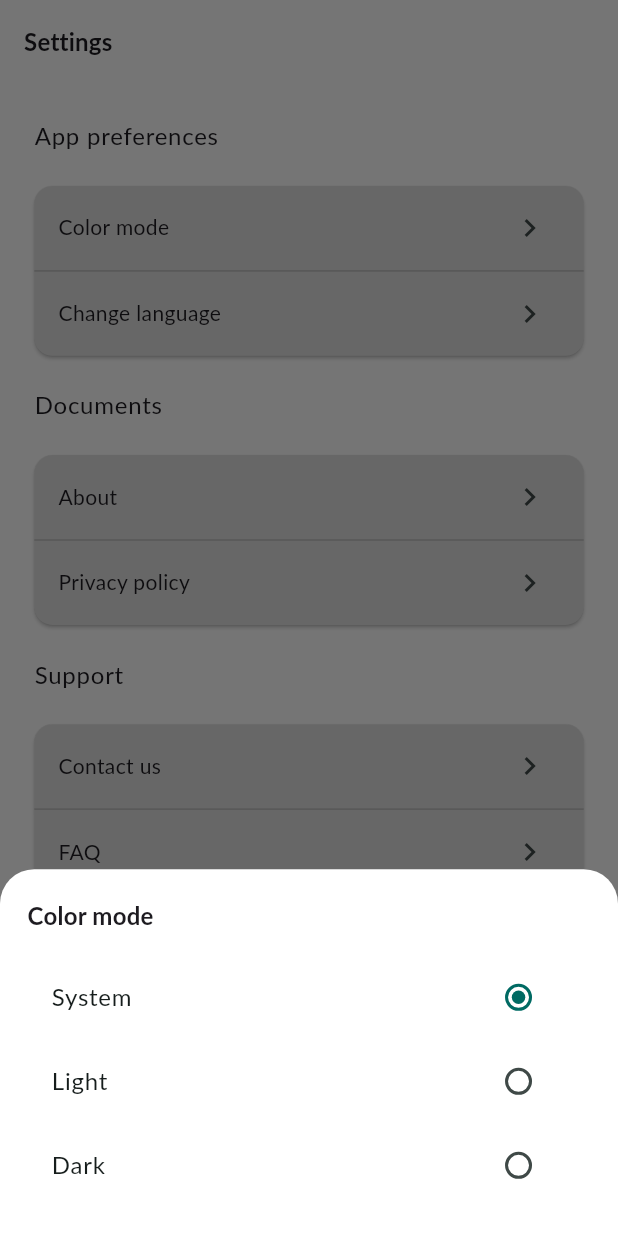
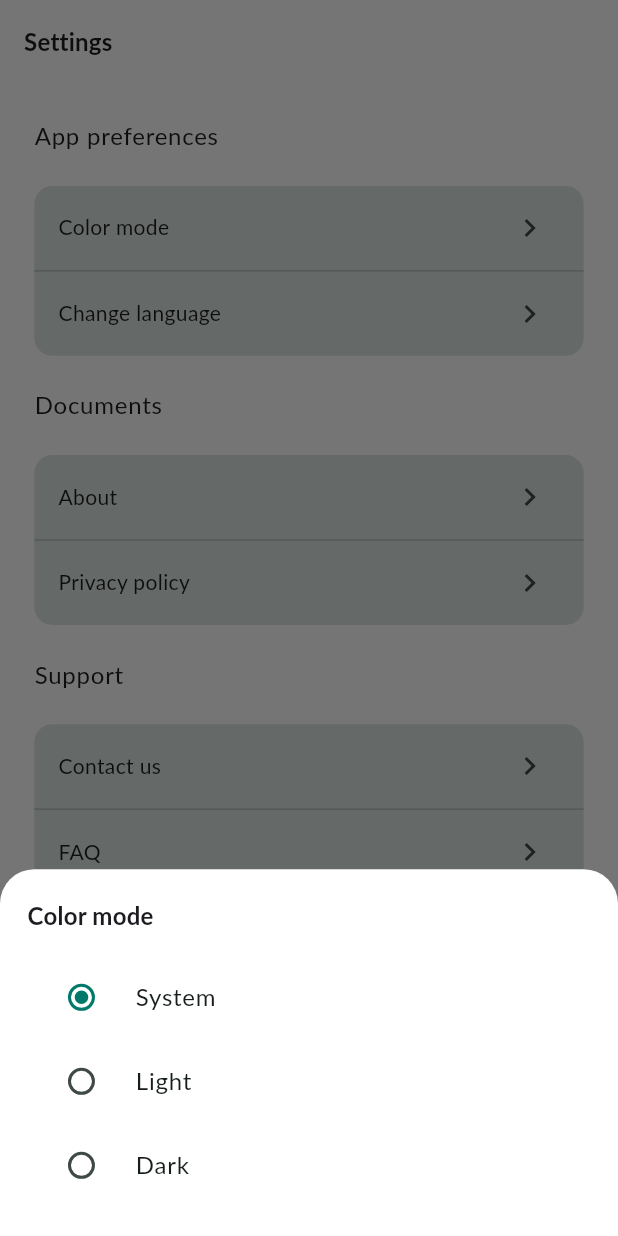
Before and after one commit to AlexisIvan2000/Joblyx, a Flutter app: the SettingsScreen screen opened by its route, after a tap on "Color mode", on a phone screen of 412 x 824 dp. Run offline on Flutter 3.47's test engine with Material 3 defaults, Android fonts, the light colour scheme and no system bars; our stand-ins replace cached_network_image, flutter_dotenv, flutter_image_compress, flutter_riverpod, flutter_screenutil, go_router and 4 more; accounts and stored records are empty.

Commit message:
Ajout de la gestion des thèmes : implémentation de la sélection du mode de couleur (clair, sombre, système) avec stockage des préférences, refactorisation des composants d'interface utilisateur pour utiliser le nouveau système de thèmes.

```diff
--- /dev/null
+++ b/joblyx_front/lib/theme/theme_color.dart
@@ -0,0 +1,30 @@
+import 'package:flutter/material.dart';
+import 'package:google_fonts/google_fonts.dart';
+
+class ThemeColor {
+  final lightTheme = ThemeData(
+    useMaterial3: true,
+    colorScheme: ColorScheme.fromSeed(
+      seedColor: Colors.teal[300]!,
+      surface: Colors.white,
+      primary: Colors.teal[700]!,
+      tertiary: Color.fromARGB(255, 7, 255, 230),
+      secondary: Color(0xFF018786),
+      brightness: Brightness.light,
+    ),
+    textTheme: GoogleFonts.latoTextTheme(),
+  );
+
+  final darkTheme = ThemeData(
+    useMaterial3: true,
+    colorScheme: ColorScheme.fromSeed(
+      seedColor: Colors.teal[300]!,
+      surface: const Color.fromARGB(255, 49, 49, 49),
+      primary: Colors.teal[700]!,
+      tertiary: Color(0xFF03DAC6),
+      secondary: Color(0xFF018786),
+      brightness: Brightness.dark,
+    ),
+    textTheme: GoogleFonts.latoTextTheme(ThemeData.dark().textTheme),
+  );
+}
--- a/joblyx_front/lib/widgets/profil/get_picture.dart
+++ b/joblyx_front/lib/widgets/profil/get_picture.dart
@@ -37,8 +37,7 @@ class GetPicture extends ConsumerWidget {
           Localizations.localeOf(context).languageCode,
         ).format(pictureData.createdAt!);
 
-        return Card(
-          color: Colors.grey[300],
+        return Card.filled(
           margin: EdgeInsets.symmetric(vertical: 16.h),
           child: Padding(
             padding: EdgeInsets.symmetric(vertical: 15.h),
--- a/joblyx_front/lib/widgets/profil/personal_details.dart
+++ b/joblyx_front/lib/widgets/profil/personal_details.dart
@@ -39,8 +39,7 @@ class PersonalDetails extends ConsumerWidget {
         );
         final valueStyle = textTheme.bodyMedium;
 
-        return Card(
-          color: Colors.grey[300],
+        return Card.filled(
           margin: EdgeInsets.symmetric(vertical: 16.h),
           child: Column(
             children: [
--- a/joblyx_front/lib/widgets/settings/app_color_mode.dart
+++ b/joblyx_front/lib/widgets/settings/app_color_mode.dart
@@ -1,5 +1,7 @@
 import 'package:flutter/material.dart';
+import 'package:flutter_riverpod/flutter_riverpod.dart';
 import 'package:flutter_screenutil/flutter_screenutil.dart';
+import 'package:joblyx_front/providers/provider_theme_color.dart';
 import 'package:joblyx_front/services/app_localizations.dart';
 
 void showColorModeSheet(BuildContext context) {
@@ -9,28 +11,25 @@ void showColorModeSheet(BuildContext context) {
     shape: RoundedRectangleBorder(
       borderRadius: BorderRadius.vertical(top: Radius.circular(20.r)),
     ),
-    builder: (_) => const AppColorMode(),
+    builder: (ctx) => const AppColorMode(),
   );
 }
 
-class AppColorMode extends StatefulWidget {
+class AppColorMode extends ConsumerWidget {
   const AppColorMode({super.key});
 
   @override
-  State<AppColorMode> createState() => _AppColorModeState();
-}
-
-class _AppColorModeState extends State<AppColorMode> {
-  String _selectedMode = 'system';
-
-  void _onModeChanged(String value) {
-    setState(() => _selectedMode = value);
-  }
-
-  @override
-  Widget build(BuildContext context) {
+  Widget build(BuildContext context, WidgetRef ref) {
     final theme = Theme.of(context);
     final t = AppLocalizations.of(context);
+    final currentMode = ref.watch(themeModeProvider);
+
+    void onModeChanged(ThemeMode? mode) {
+      if (mode != null) {
+        ref.read(themeModeProvider.notifier).setThemeMode(mode);
+        Navigator.pop(context);
+      }
+    }
 
     return Padding(
       padding: EdgeInsets.only(
@@ -50,25 +49,22 @@ class _AppColorModeState extends State<AppColorMode> {
             ),
           ),
           SizedBox(height: 12.h),
-          RadioGroup<String>(
-            groupValue: _selectedMode,
-            onChanged: (value) => _onModeChanged(value!),
+          RadioGroup<ThemeMode>(
+            groupValue: currentMode,
+            onChanged: onModeChanged,
             child: Column(
               children: [
-                _ColorModeOption(
-                  title: t.t('settings.system'),
-                  value: 'system',
-                  onTap: _onModeChanged,
+                RadioListTile<ThemeMode>(
+                  title: Text(t.t('settings.system')),
+                  value: ThemeMode.system,
                 ),
-                _ColorModeOption(
-                  title: t.t('settings.light'),
-                  value: 'light',
-                  onTap: _onModeChanged,
+                RadioListTile<ThemeMode>(
+                  title: Text(t.t('settings.light')),
+                  value: ThemeMode.light,
                 ),
-                _ColorModeOption(
-                  title: t.t('settings.dark'),
-                  value: 'dark',
-                  onTap: _onModeChanged,
+                RadioListTile<ThemeMode>(
+                  title: Text(t.t('settings.dark')),
+                  value: ThemeMode.dark,
                 ),
               ],
             ),
@@ -78,24 +74,3 @@ class _AppColorModeState extends State<AppColorMode> {
     );
   }
 }
-
-class _ColorModeOption extends StatelessWidget {
-  final String title;
-  final String value;
-  final ValueChanged<String> onTap;
-
-  const _ColorModeOption({
-    required this.title,
-    required this.value,
-    required this.onTap,
-  });
-
-  @override
-  Widget build(BuildContext context) {
-    return ListTile(
-      title: Text(title),
-      trailing: Radio<String>(value: value),
-      onTap: () => onTap(value),
-    );
-  }
-}
--- a/joblyx_front/lib/widgets/settings/app_preferences.dart
+++ b/joblyx_front/lib/widgets/settings/app_preferences.dart
@@ -12,8 +12,7 @@ class AppPreferences extends StatelessWidget   {
     final t = AppLocalizations.of(context);
     // final cs = Theme.of(context).colorScheme;
 
-    return Card(
-      color: Colors.grey[300],
+    return Card.filled(
       margin: EdgeInsets.symmetric(vertical: 16.h),
       child: Column(
         children: [
--- a/joblyx_front/lib/widgets/settings/documents.dart
+++ b/joblyx_front/lib/widgets/settings/documents.dart
@@ -9,8 +9,7 @@ class Documents extends StatelessWidget {
   Widget build(BuildContext context) {
     final t = AppLocalizations.of(context);
     // final cs = Theme.of(context).colorScheme;
-    return Card(
-      color: Colors.grey[300],
+    return Card.filled(
       margin: EdgeInsets.symmetric(vertical: 16.h),
       child: Column(
         children: [
--- a/joblyx_front/lib/widgets/settings/support.dart
+++ b/joblyx_front/lib/widgets/settings/support.dart
@@ -9,8 +9,7 @@ class Support extends StatelessWidget {
   Widget build(BuildContext context) {
     final t = AppLocalizations.of(context);
     // final cs = Theme.of(context).colorScheme;
-    return Card(
-      color: Colors.grey[300],
+    return Card.filled(
       margin: EdgeInsets.symmetric(vertical: 16.h),
       child: Column(
         children: [
--- a/joblyx_front/pubspec.yaml
+++ b/joblyx_front/pubspec.yaml
@@ -20,6 +20,7 @@ dependencies:
   google_fonts: ^7.0.0
   image_picker: ^1.2.1
   intl: ^0.20.2
+  shared_preferences: ^2.5.4
   supabase_flutter: ^2.12.0
 
 dev_dependencies:
```
Also changed, not shown: joblyx_front/lib/main.dart (+8 -11 lines), joblyx_front/lib/providers/provider_theme_color.dart (added, +50 -0 lines), joblyx_front/assets/images/discuss.png, joblyx_front/assets/images/document.png, joblyx_front/assets/images/location.png, joblyx_front/assets/images/logo.png, joblyx_front/assets/images/logo_1.png, joblyx_front/assets/images/rocket.png, joblyx_front/pubspec.lock.
